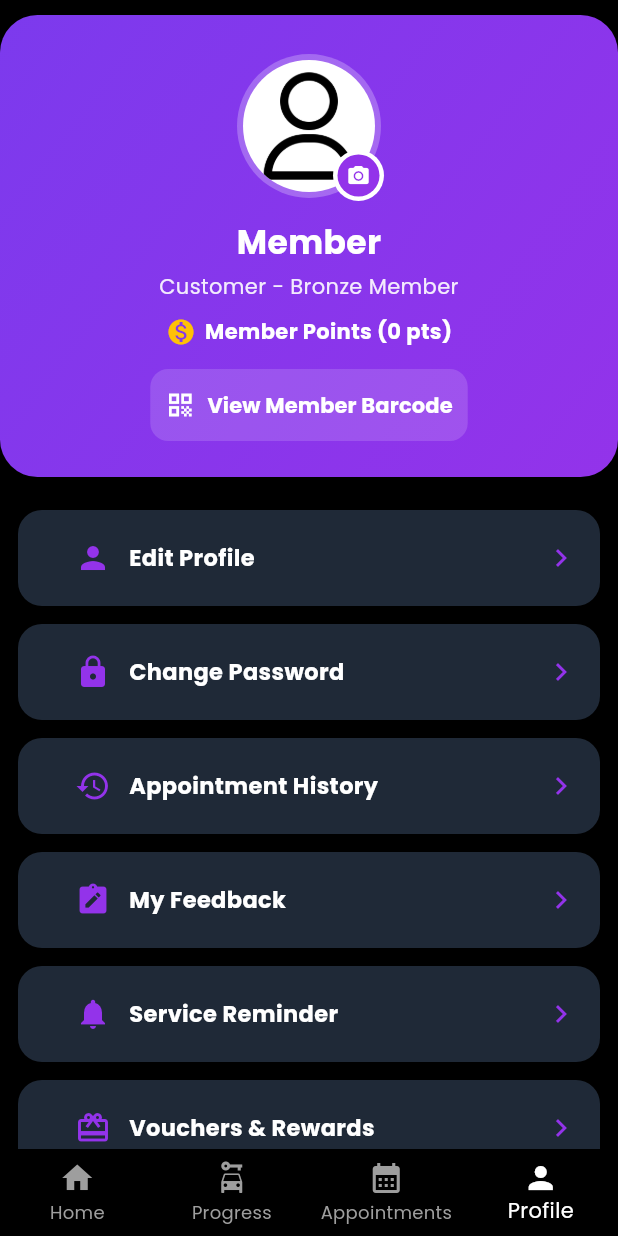
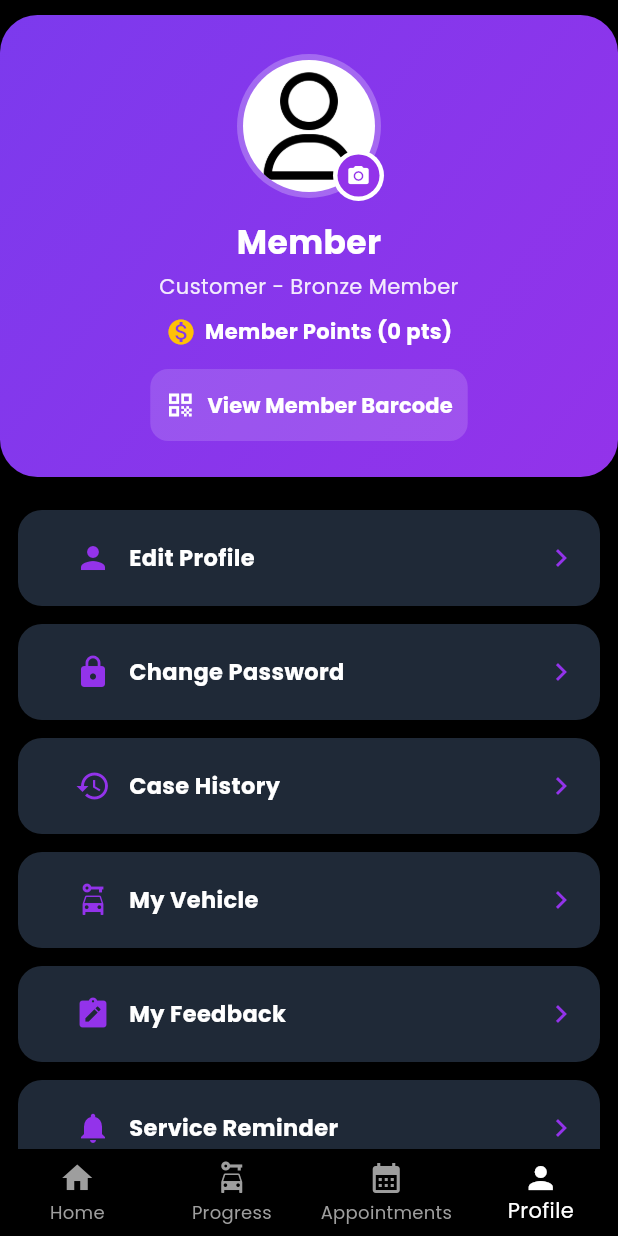
Before and after one commit to CF-0918/Help4u, a Flutter app: the screen it shows once a user with an empty profile is signed in, swiped to page 4, on a phone screen of 412 x 824 dp. Run offline on Flutter 3.47's test engine with Material 3 defaults, Android fonts, the light colour scheme and no system bars; our stand-ins replace barcode_widget, buttons_tabbar, dotted_border, flutter_local_notifications, flutter_rating_bar, flutter_secure_storage and 6 more; missing offline and left inert: screen_brightness; accounts and stored records are empty.

Commit message:
Eason:Complete Case History first, Jayden : Complete My Vehicle Part first

```diff
--- a/lib/TabScreen/ProfileTab.dart
+++ b/lib/TabScreen/ProfileTab.dart
@@ -6,6 +6,7 @@ import 'package:image_picker/image_picker.dart';
 import 'package:screen_brightness/screen_brightness.dart';
 
 import 'package:workshop_assignment/Repository/user_repo.dart';
+import 'package:workshop_assignment/Screen/CaseHistory.dart';
 import 'package:workshop_assignment/authencation/auth_service.dart';
 
 import '../Models/UserProfile.dart';
@@ -13,6 +14,8 @@ import '../Models/UserProfile.dart';
 import '../Screen/ChangePassword.dart';
 import '../Screen/EditProfile.dart';
 import '../Screen/MyFeedback.dart';
+import '../Screen/MyVehicle.dart';
+import '../Screen/Rewards.dart';
 import '../Screen/Settings.dart';
 import '../Screen/LogOut.dart';
 import '../Screen/ServiceReminder.dart';
@@ -42,10 +45,11 @@ class ProfileTabItem {
 final List<ProfileTabItem> profileTabsList = [
   ProfileTabItem(icon: Icons.person,        label: 'Edit Profile',        builder: (_) => const EditProfile()),
   ProfileTabItem(icon: Icons.lock,          label: 'Change Password',     builder: (_) => const ChangePassword()),
-  ProfileTabItem(icon: Icons.history,       label: 'Appointment History', builder: (_) => const Servicereminder()),
+  ProfileTabItem(icon: Icons.history,       label: 'Case History', builder: (_) => const CaseHistory()),
+  ProfileTabItem(icon: Icons.car_rental,      label: 'My Vehicle',         builder: (_) => const MyVehicle()),
   ProfileTabItem(icon: Icons.note_alt,      label: 'My Feedback',         builder: (_) => const MyFeedback()),
   ProfileTabItem(icon: Icons.notifications, label: 'Service Reminder',    builder: (_) => const Servicereminder()),
-  ProfileTabItem(icon: Icons.card_giftcard, label: 'Vouchers & Rewards',  builder: (_) => const Servicereminder()),
+  ProfileTabItem(icon: Icons.card_giftcard, label: 'Vouchers & Rewards',  builder: (_) => const Rewards()),
   ProfileTabItem(icon: Icons.settings,      label: 'Settings',            builder: (_) => const Settings()),
   ProfileTabItem(icon: Icons.logout,        label: 'Log out',             builder: (_) => const LogOut()),
 ];
```
Also changed, not shown: lib/Screen/CaseHistory.dart (added, +17 -0 lines), lib/Screen/MyVehicle.dart (added, +17 -0 lines), lib/Screen/Rewards.dart (added, +17 -0 lines).
